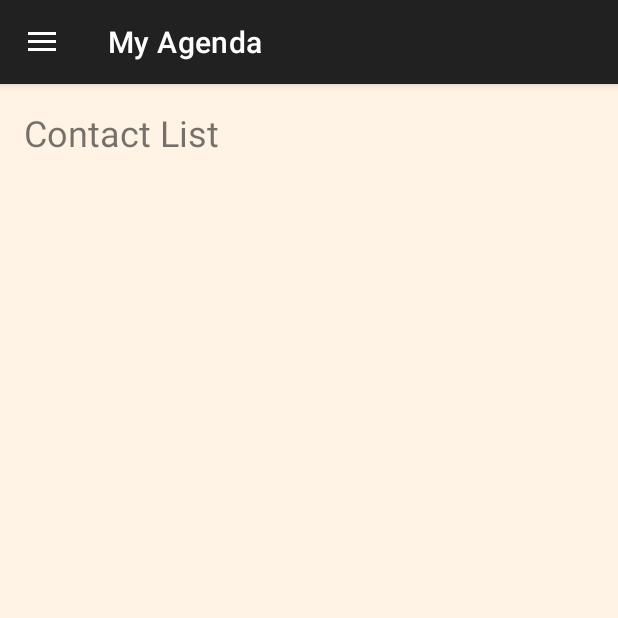
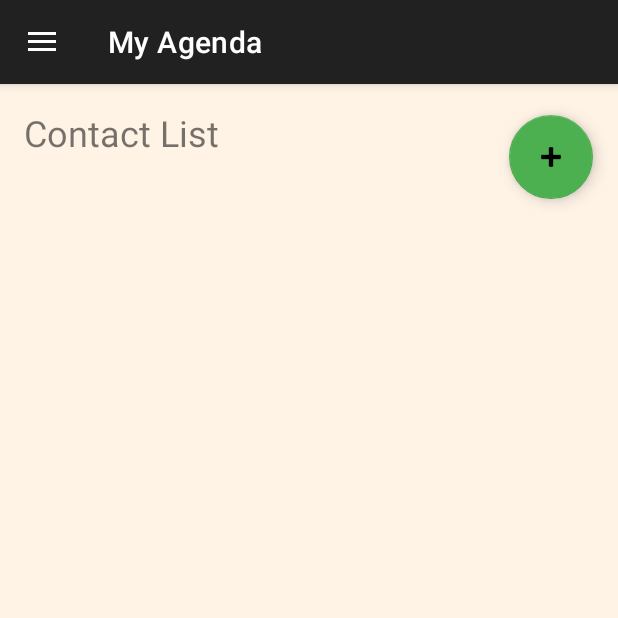
Before and after one commit to danaebantana/My-Agenda, an Android app: the ContactActivity screen opened directly, with no data from a screen before it, on a phone screen of 412 x 824 dp, the top half of it. Run offline under Robolectric (Android 15) with nearby library versions, the phone set to English and light mode, and no system bars; our stand-ins replace Firebase (no records; nobody signed in at launch, a user with empty details on screens opened directly); Roboto replaces fonts that are not available here.

Commit message:
ContactActivity finished!

```diff
--- a/app/src/main/java/com/unipi/danaeb/myagenda/ContactActivity.java
+++ b/app/src/main/java/com/unipi/danaeb/myagenda/ContactActivity.java
@@ -4,97 +4,60 @@ import androidx.annotation.NonNull;
 import androidx.appcompat.app.ActionBarDrawerToggle;
 import androidx.appcompat.app.AlertDialog;
 import androidx.appcompat.app.AppCompatActivity;
-import androidx.constraintlayout.widget.ConstraintLayout;
-import androidx.core.app.ActivityCompat;
 import androidx.drawerlayout.widget.DrawerLayout;
-
-import android.Manifest;
 import android.content.Context;
 import android.content.DialogInterface;
 import android.content.Intent;
-import android.content.pm.PackageManager;
 import android.database.Cursor;
 import android.database.sqlite.SQLiteDatabase;
-import android.net.Uri;
 import android.os.Bundle;
 import android.view.MenuItem;
 import android.view.View;
-import android.view.ViewGroup;
 import android.widget.AdapterView;
 import android.widget.ArrayAdapter;
-import android.widget.Button;
-import android.widget.CheckBox;
-import android.widget.EditText;
-import android.widget.ImageView;
-import android.widget.LinearLayout;
 import android.widget.ListAdapter;
 import android.widget.ListView;
-import android.widget.RadioButton;
-import android.widget.RadioGroup;
-import android.widget.ScrollView;
 import android.widget.Toast;
-
 import com.google.android.material.floatingactionbutton.FloatingActionButton;
 import com.google.android.material.navigation.NavigationView;
 import com.google.firebase.auth.FirebaseAuth;
 import com.google.firebase.auth.FirebaseUser;
-import com.google.firebase.database.DatabaseReference;
-import com.google.firebase.database.FirebaseDatabase;
-import com.google.firebase.storage.FirebaseStorage;
-import com.google.firebase.storage.StorageReference;
-
 import java.util.ArrayList;
-import java.util.List;
 
 public class ContactActivity extends AppCompatActivity {
 
     private DrawerLayout drawerLayout;
     private ActionBarDrawerToggle toggle;
     private NavigationView navigationView;
-    FirebaseDatabase database;
-    DatabaseReference rootRef, ref;
     private FirebaseAuth mAuth;
-    FirebaseUser currentUser;
-    private FloatingActionButton buttonNewContact, buttonSelectedCollab;
-    SQLiteDatabase db;
-    ListView listView;
-    String id;
-    RadioGroup radioGroup;
-    ScrollView scrollView;
-    LinearLayout linearLayout;
-    ArrayList<Contact> contacts = new ArrayList<Contact>();
-
+    private FirebaseUser currentUser;
+    private FloatingActionButton button_newContact;
+    private ListView listView;
+    private SQLiteDatabase db;
 
     @Override
     protected void onCreate(Bundle savedInstanceState) {
         super.onCreate(savedInstanceState);
         setContentView(R.layout.activity_contact);
         navigationBar();
-        database = FirebaseDatabase.getInstance();
-        rootRef = database.getReference("Users");
+
         mAuth = FirebaseAuth.getInstance();
         currentUser = mAuth.getCurrentUser();
-        buttonNewContact = findViewById(R.id.button_newContact);
-        buttonSelectedCollab = findViewById(R.id.button_selectedCollab);
+        listView = findViewById(R.id.listView_contacts);
+        button_newContact = findViewById(R.id.button_newContact);
+
         db = openOrCreateDatabase("ContactsDB", Context.MODE_PRIVATE,null);
         db.execSQL("CREATE TABLE IF NOT EXISTS Contacts(name TEXT,phonenumber TEXT)");
-        listView = findViewById(R.id.listView);
-        linearLayout = findViewById(R.id.linear_Layout);
-        scrollView = findViewById(R.id.scrollView);
-        id = getIntent().getStringExtra("id");
-        if(id.equals("Contacts")){
-            listView.setVisibility(View.VISIBLE);
-            scrollView.setVisibility(View.INVISIBLE);
-            buttonNewContact.setVisibility(View.VISIBLE);
-            buttonSelectedCollab.setVisibility(View.INVISIBLE);
-            viewContactList();
-        } else if(id.equals("Event")){
-            listView.setVisibility(View.INVISIBLE);
-            scrollView.setVisibility(View.VISIBLE);
-            buttonNewContact.setVisibility(View.INVISIBLE);
-            buttonSelectedCollab.setVisibility(View.VISIBLE);
-            selectContactList();
-        }
+
+        button_newContact.setOnClickListener(new View.OnClickListener() {
+            @Override
+            public void onClick(View v) {
+                Intent intent = new Intent(getApplicationContext(),NewContactActivity.class);
+                startActivity(intent);
+            }
+        });
+
+        viewContactList();
     }
 
     private void viewContactList(){
@@ -115,20 +78,21 @@ public class ContactActivity extends AppCompatActivity {
                 Object item = listView.getItemAtPosition(position);
                 String[] obj = item.toString().split("\n");
                 String row1 = obj[0];
+                String row2 = obj[1];
+
                 String[] names = row1.split(":");
-                String name = names[1];
-                String row2 = obj[1];
+                String name = names[1].substring(1);
                 String[] phonenumbers = row2.split(":");
-                String phonenumber = phonenumbers[1];
+                String phonenumber = phonenumbers[1].substring(1);
 
                 AlertDialog.Builder alert = new AlertDialog.Builder(ContactActivity.this);
                 alert.setTitle("Delete entry");
                 alert.setMessage("Are you sure you want to delete?");
                 alert.setPositiveButton(android.R.string.ok, new DialogInterface.OnClickListener() {
                     public void onClick(DialogInterface dialog, int which) {
-                        // continue with delete
-                        db.execSQL("DELETE FROM Contacts WHERE name='" +name+ "'");
+                        db.delete("Contacts","name=? AND phonenumber=?",new String[]{name,phonenumber});
                         Toast.makeText(ContactActivity.this, R.string.toast_ContactDelete , Toast.LENGTH_LONG).show();
+                        viewContactList(); //Reload contact data after deletion.
                     }
                 });
                 alert.setNegativeButton(android.R.string.cancel, new DialogInterface.OnClickListener() {
@@ -140,55 +104,6 @@ public class ContactActivity extends AppCompatActivity {
                 alert.show();
             }
         });
-    }
-
-    public void selectContactList(){
-        //Clear scrollview
-        linearLayout.removeAllViews();
-        Cursor cursor = db.rawQuery("SELECT * FROM Contacts ORDER BY name ASC", null);
-        int i = 0;
-        if (cursor.getCount() > 0) {
-            while (cursor.moveToNext()) {
-                CheckBox checkBox = new CheckBox(this);
-                checkBox.setId(i);
-                checkBox.setTextAppearance(android.R.style.TextAppearance_Holo_Medium);
-                i++;
-                checkBox.setText("Name:" + cursor.getString(0) + "\n" + "Phone Number:" + cursor.getString(1));
-                linearLayout.addView(checkBox);
-            }
-        }
-    }
-
-    public void selectedCollab(View view){
-        int selectedCheckboxes = 0;
-        int count = linearLayout.getChildCount();
-        for(int i=0; i<= count; i++){
-            View child = linearLayout.getChildAt(i);
-            if (child instanceof CheckBox) {
-                CheckBox cb = (CheckBox) child;
-                if (cb.isChecked()) {
-                    String[] text = cb.getText().toString().split("\n");
-                    String[] name = text[0].split(":");
-                    String[] phone = text[1].split(":");
-                    Contact contact = new Contact(name[1], phone[1]);
-                    contacts.add(contact);
-                    selectedCheckboxes++;
-                }
-            }
-        }
-        if(selectedCheckboxes!=0){
-            Intent intent = new Intent();
-            intent.putParcelableArrayListExtra("contactList", contacts);
-            setResult(456,intent);
-            finish();
-        }else{  //No checkBoxes selected
-            Toast.makeText(this, R.string.toast_checkBoxes, Toast.LENGTH_LONG).show();
-        }
-    }
-
-    public void newContact(View view){
-        Intent intent = new Intent(getApplicationContext(),NewContactActivity.class);
-        startActivity(intent);
     }
 
     public void navigationBar(){
@@ -214,7 +129,6 @@ public class ContactActivity extends AppCompatActivity {
                         break;
                     case R.id.contacts:
                         intent = new Intent(getApplicationContext(),ContactActivity.class);
-                        intent.putExtra("id","Contacts");
                         startActivity(intent);
                         break;
                     case R.id.logOut:
--- a/app/src/main/res/layout/activity_contact.xml
+++ b/app/src/main/res/layout/activity_contact.xml
@@ -15,62 +15,16 @@
         android:layout_height="wrap_content"
         android:background="#fff3e6">
 
-        <ScrollView
-            android:id="@+id/scrollView"
-            android:layout_width="345dp"
-            android:layout_height="523dp"
-            android:layout_marginTop="8dp"
-            android:visibility="invisible"
-            app:layout_constraintBottom_toBottomOf="parent"
-            app:layout_constraintEnd_toEndOf="parent"
-            app:layout_constraintHorizontal_bias="0.658"
-            app:layout_constraintStart_toStartOf="@+id/listView"
-            app:layout_constraintTop_toBottomOf="@+id/button_newContact"
-            app:layout_constraintVertical_bias="0.005">
+        <ListView
+            android:id="@+id/listView_contacts"
+            android:layout_width="match_parent"
+            android:layout_height="516dp"
+            android:layout_marginTop="80dp"
+            android:visibility="visible"
+            app:layout_constraintStart_toStartOf="parent"
+            app:layout_constraintTop_toTopOf="parent">
 
-            <LinearLayout
-                android:id="@+id/linear_Layout"
-                android:layout_width="wrap_content"
-                android:layout_height="wrap_content"
-                android:orientation="vertical">
-
-            </LinearLayout>
-        </ScrollView>
-
-        <com.google.android.material.floatingactionbutton.FloatingActionButton
-            android:id="@+id/button_newContact"
-            android:layout_width="wrap_content"
-            android:layout_height="wrap_content"
-            android:clickable="true"
-            android:contentDescription="@string/todo"
-            android:onClick="newContact"
-            android:visibility="invisible"
-            app:backgroundTint="#4CAF50"
-            app:fabSize="auto"
-            app:layout_constraintBottom_toBottomOf="parent"
-            app:layout_constraintEnd_toEndOf="parent"
-            app:layout_constraintHorizontal_bias="0.954"
-            app:layout_constraintStart_toStartOf="parent"
-            app:layout_constraintTop_toTopOf="parent"
-            app:layout_constraintVertical_bias="0.029"
-            app:srcCompat="@android:drawable/ic_input_add" />
-
-        <com.google.android.material.floatingactionbutton.FloatingActionButton
-            android:id="@+id/button_selectedCollab"
-            android:layout_width="wrap_content"
-            android:layout_height="wrap_content"
-            android:clickable="true"
-            android:contentDescription="@string/todo"
-            android:onClick="selectedCollab"
-            android:visibility="invisible"
-            app:layout_constraintBottom_toBottomOf="parent"
-            app:layout_constraintEnd_toEndOf="parent"
-            app:layout_constraintHorizontal_bias="0.957"
-            app:layout_constraintStart_toStartOf="parent"
-            app:layout_constraintTop_toTopOf="parent"
-            app:layout_constraintVertical_bias="0.023"
-            app:srcCompat="@drawable/check"
-            app:tint="@null" />
+        </ListView>
 
         <TextView
             android:id="@+id/textView_contactList"
@@ -83,16 +37,22 @@
             app:layout_constraintStart_toStartOf="parent"
             app:layout_constraintTop_toTopOf="parent" />
 
-        <ListView
-            android:id="@+id/listView"
-            android:layout_width="401dp"
-            android:layout_height="516dp"
-            android:layout_marginTop="80dp"
-            android:visibility="invisible"
+        <com.google.android.material.floatingactionbutton.FloatingActionButton
+            android:id="@+id/button_newContact"
+            android:layout_width="wrap_content"
+            android:layout_height="wrap_content"
+            android:clickable="true"
+            android:contentDescription="@string/todo"
+            android:visibility="visible"
+            app:backgroundTint="#4CAF50"
+            app:fabSize="auto"
+            app:layout_constraintBottom_toBottomOf="parent"
+            app:layout_constraintEnd_toEndOf="parent"
+            app:layout_constraintHorizontal_bias="0.954"
             app:layout_constraintStart_toStartOf="parent"
-            app:layout_constraintTop_toTopOf="parent">
-
-        </ListView>
+            app:layout_constraintTop_toTopOf="parent"
+            app:layout_constraintVertical_bias="0.029"
+            app:srcCompat="@android:drawable/ic_input_add" />
 
     </androidx.constraintlayout.widget.ConstraintLayout>
 
--- a/app/src/main/res/layout/activity_day.xml
+++ b/app/src/main/res/layout/activity_day.xml
@@ -54,7 +54,7 @@
         app:srcCompat="@android:drawable/ic_input_add" />
 
     <ListView
-        android:id="@+id/listView"
+        android:id="@+id/listView_contacts"
         android:layout_width="408dp"
         android:layout_height="440dp"
         android:clickable="true"
```
Also changed, not shown: app/src/main/java/com/unipi/danaeb/myagenda/DayActivity.java (+2 -11 lines).
